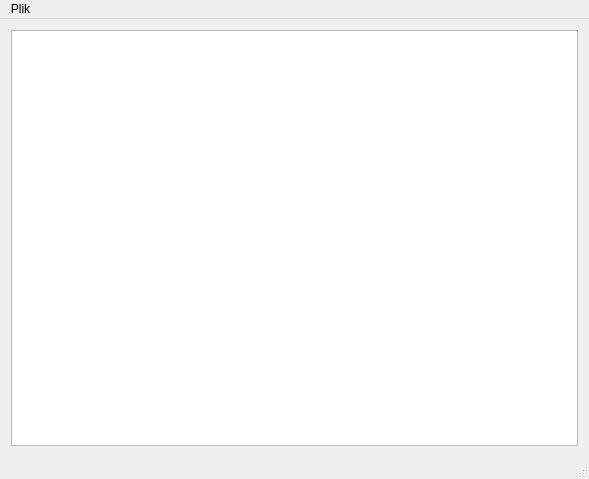
Qt form GrapeNutsCounter/counterwindow.ui (gzmuszynski/Jezdzcy-Fouriera) before a commit.
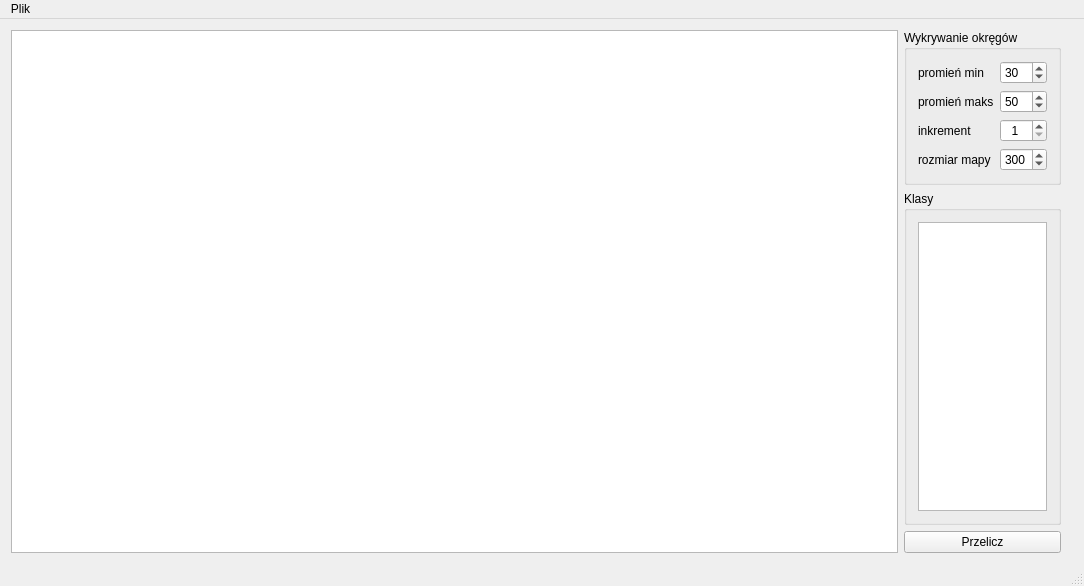
The same form after that commit.

The edit to the form file:
```diff
--- a/GrapeNutsCounter/counterwindow.ui
+++ b/GrapeNutsCounter/counterwindow.ui
@@ -6,8 +6,8 @@
    <rect>
     <x>0</x>
     <y>0</y>
-    <width>589</width>
-    <height>479</height>
+    <width>1084</width>
+    <height>586</height>
    </rect>
   </property>
   <property name="windowTitle">
@@ -18,6 +18,183 @@
     <item>
      <widget class="QGraphicsView" name="graphicsView"/>
     </item>
+    <item>
+     <layout class="QVBoxLayout" name="verticalLayout">
+      <property name="rightMargin">
+       <number>12</number>
+      </property>
+      <item>
+       <widget class="QGroupBox" name="groupBox">
+        <property name="title">
+         <string>Wykrywanie okręgów</string>
+        </property>
+        <layout class="QVBoxLayout" name="verticalLayout_2">
+         <item>
+          <layout class="QHBoxLayout" name="horizontalLayout_4">
+           <item>
+            <widget class="QLabel" name="label_3">
+             <property name="text">
+              <string>promień min</string>
+             </property>
+            </widget>
+           </item>
+           <item>
+            <widget class="QSpinBox" name="minSpinBox">
+             <property name="sizePolicy">
+              <sizepolicy hsizetype="Fixed" vsizetype="Fixed">
+               <horstretch>0</horstretch>
+               <verstretch>0</verstretch>
+              </sizepolicy>
+             </property>
+             <property name="minimum">
+              <number>1</number>
+             </property>
+             <property name="maximum">
+              <number>600</number>
+             </property>
+             <property name="value">
+              <number>30</number>
+             </property>
+            </widget>
+           </item>
+          </layout>
+         </item>
+         <item>
+          <layout class="QHBoxLayout" name="horizontalLayout_2">
+           <item>
+            <widget class="QLabel" name="label">
+             <property name="text">
+              <string>promień maks</string>
+             </property>
+            </widget>
+           </item>
+           <item>
+            <widget class="QSpinBox" name="maxSpinBox">
+             <property name="sizePolicy">
+              <sizepolicy hsizetype="Fixed" vsizetype="Fixed">
+               <horstretch>0</horstretch>
+               <verstretch>0</verstretch>
+              </sizepolicy>
+             </property>
+             <property name="minimum">
+              <number>1</number>
+             </property>
+             <property name="maximum">
+              <number>600</number>
+             </property>
+             <property name="value">
+              <number>50</number>
+             </property>
+            </widget>
+           </item>
+          </layout>
+         </item>
+         <item>
+          <layout class="QHBoxLayout" name="horizontalLayout_5">
+           <item>
+            <widget class="QLabel" name="label_4">
+             <property name="text">
+              <string>inkrement</string>
+             </property>
+            </widget>
+           </item>
+           <item>
+            <widget class="QSpinBox" name="incrementSpinBox">
+             <property name="sizePolicy">
+              <sizepolicy hsizetype="Fixed" vsizetype="Fixed">
+               <horstretch>0</horstretch>
+               <verstretch>0</verstretch>
+              </sizepolicy>
+             </property>
+             <property name="prefix">
+              <string>  </string>
+             </property>
+             <property name="minimum">
+              <number>1</number>
+             </property>
+             <property name="maximum">
+              <number>10</number>
+             </property>
+             <property name="value">
+              <number>1</number>
+             </property>
+            </widget>
+           </item>
+          </layout>
+         </item>
+         <item>
+          <layout class="QHBoxLayout" name="horizontalLayout_6">
+           <item>
+            <widget class="QLabel" name="label_5">
+             <property name="text">
+              <string>rozmiar mapy</string>
+             </property>
+            </widget>
+           </item>
+           <item>
+            <widget class="QSpinBox" name="mapSizeSpinBox">
+             <property name="sizePolicy">
+              <sizepolicy hsizetype="Fixed" vsizetype="Fixed">
+               <horstretch>0</horstretch>
+               <verstretch>0</verstretch>
+              </sizepolicy>
+             </property>
+             <property name="minimum">
+              <number>1</number>
+             </property>
+             <property name="maximum">
+              <number>800</number>
+             </property>
+             <property name="value">
+              <number>300</number>
+             </property>
+            </widget>
+           </item>
+          </layout>
+         </item>
+        </layout>
+       </widget>
+      </item>
+      <item>
+       <widget class="QGroupBox" name="groupBox_2">
+        <property name="title">
+         <string>Klasy</string>
+        </property>
+        <layout class="QVBoxLayout" name="verticalLayout_3">
+         <item>
+          <widget class="QTableView" name="tableView">
+           <property name="sizePolicy">
+            <sizepolicy hsizetype="Preferred" vsizetype="Expanding">
+             <horstretch>0</horstretch>
+             <verstretch>0</verstretch>
+            </sizepolicy>
+           </property>
+           <property name="verticalScrollBarPolicy">
+            <enum>Qt::ScrollBarAlwaysOff</enum>
+           </property>
+           <property name="horizontalScrollBarPolicy">
+            <enum>Qt::ScrollBarAlwaysOff</enum>
+           </property>
+           <property name="sizeAdjustPolicy">
+            <enum>QAbstractScrollArea::AdjustToContentsOnFirstShow</enum>
+           </property>
+           <property name="selectionMode">
+            <enum>QAbstractItemView::NoSelection</enum>
+           </property>
+          </widget>
+         </item>
+        </layout>
+       </widget>
+      </item>
+      <item>
+       <widget class="QPushButton" name="pushButton">
+        <property name="text">
+         <string>Przelicz</string>
+        </property>
+       </widget>
+      </item>
+     </layout>
+    </item>
    </layout>
   </widget>
   <widget class="QMenuBar" name="menuBar">
@@ -25,7 +202,7 @@
     <rect>
      <x>0</x>
      <y>0</y>
-     <width>589</width>
+     <width>1084</width>
      <height>25</height>
     </rect>
    </property>
```
Left out of the diff: 14 changed lines with no effect on the pictures.
